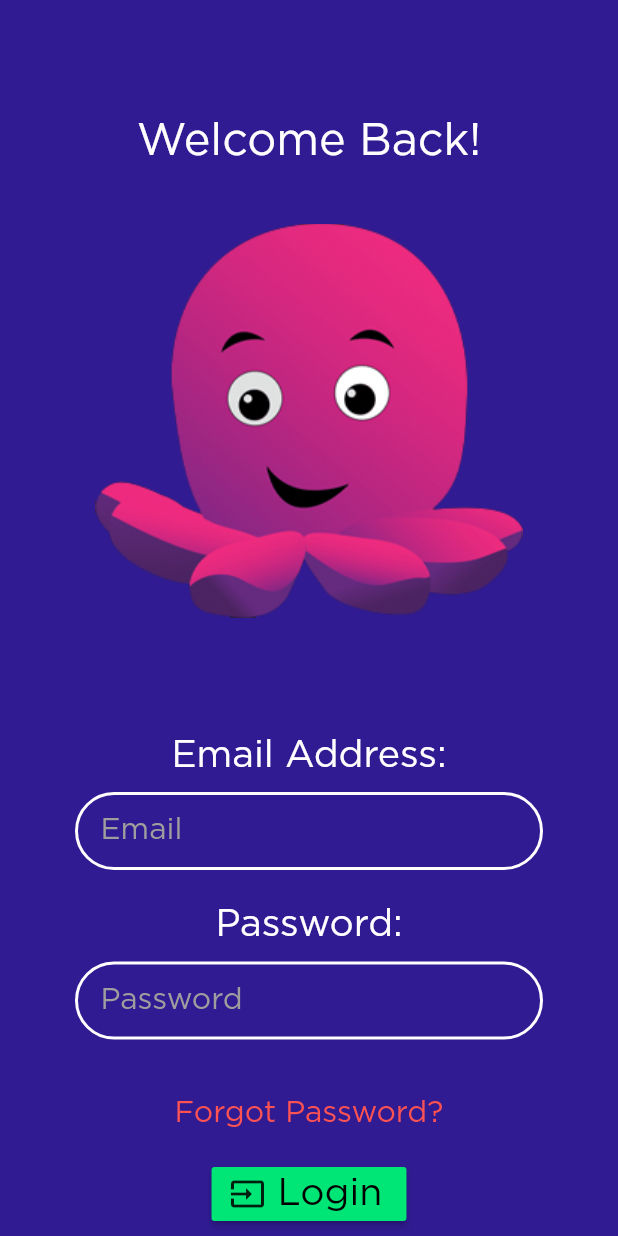
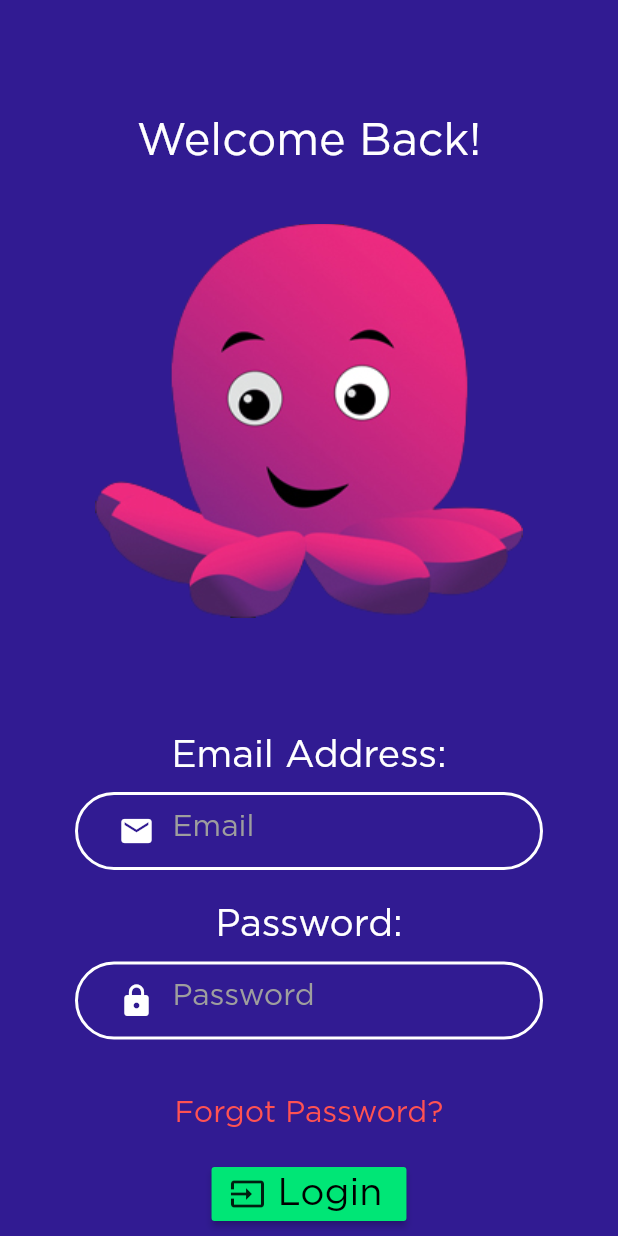
Before and after one commit to jagraj28/OctopusApp, a Flutter app: the screen it shows after launch, on a phone screen of 412 x 824 dp. Run offline on Flutter 3.47's test engine with Material 2 defaults, Android fonts, the phone set to English and light mode, and no system bars; our stand-ins replace carousel_slider, curved_navigation_bar.

Commit message:
Update login.dart
Icons for login page

```diff
--- a/octopus_app/lib/pages/login.dart
+++ b/octopus_app/lib/pages/login.dart
@@ -72,7 +72,7 @@ class _LoginState extends State<Login> {
                 borderRadius: BorderRadius.circular(40.0),
               ),
               child: Center(
-                child: TextFormField(
+                child: TextField(
                   keyboardType: TextInputType.emailAddress,
                   style: TextStyle(
                     color: Colors.white,
@@ -80,6 +80,7 @@ class _LoginState extends State<Login> {
                     fontFamily: 'Gotham',
                   ),
                   decoration: InputDecoration(
+                    prefixIcon: Icon(Icons.email, color: Colors.white),
                     hintText: 'Email',
                     hintStyle: TextStyle(color: Colors.grey),
                     border: InputBorder.none,
@@ -117,7 +118,7 @@ class _LoginState extends State<Login> {
                 borderRadius: BorderRadius.circular(40.0),
               ),
               child: Center(
-                child: TextFormField(
+                child: TextField(
                   obscureText: true,
                   autocorrect: false,
                   keyboardType: TextInputType.visiblePassword,
@@ -127,6 +128,7 @@ class _LoginState extends State<Login> {
                     fontFamily: 'Gotham',
                   ),
                   decoration: InputDecoration(
+                    prefixIcon: Icon(Icons.lock, color: Colors.white),
                     hintText: 'Password',
                     hintStyle: TextStyle(color: Colors.grey),
                     border: InputBorder.none,
```
